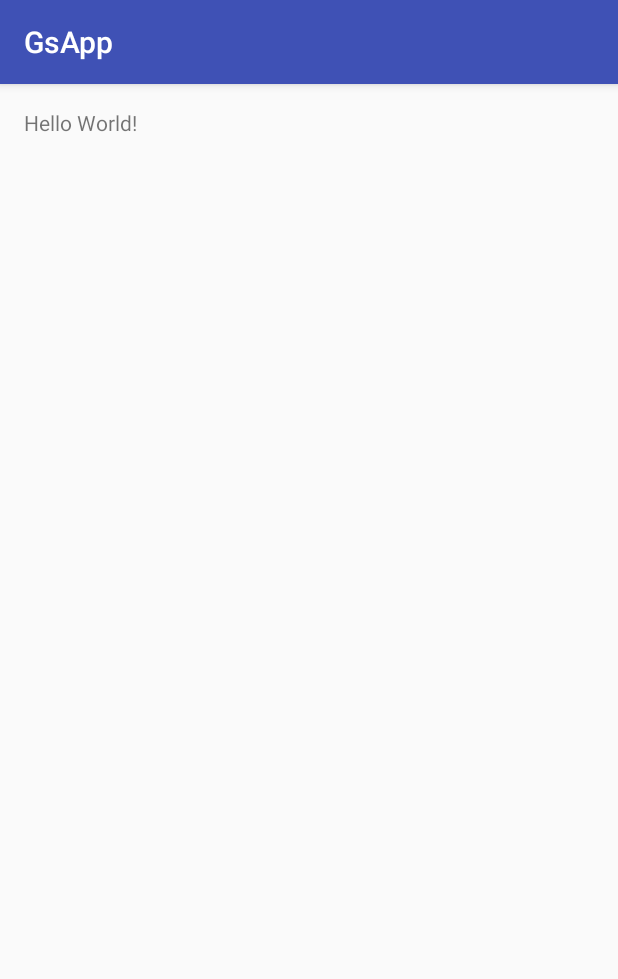
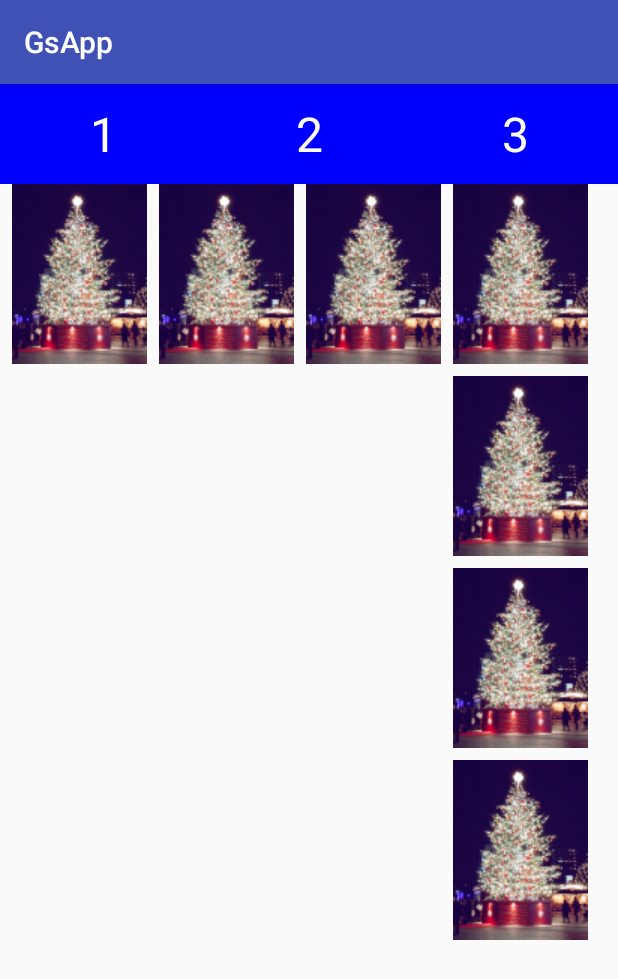
Before and after one commit to miyuki3/GsApp, an Android app: the screen it shows after launch (MainActivity), on a phone screen of 412 x 824 dp. Shown: the top 979 px of the screen. Run offline under Robolectric (Android 15) with nearby library versions, the phone set to English and light mode, and no system bars.

Commit message:
レイアウト仮までできた

```diff
--- a/GsApp/app/src/main/res/layout/activity_main.xml
+++ b/GsApp/app/src/main/res/layout/activity_main.xml
@@ -1,17 +1,129 @@
 <?xml version="1.0" encoding="utf-8"?>
-<RelativeLayout xmlns:android="http://schemas.android.com/apk/res/android"
-    xmlns:tools="http://schemas.android.com/tools"
-    android:id="@+id/activity_main"
-    android:layout_width="match_parent"
-    android:layout_height="match_parent"
-    android:paddingBottom="@dimen/activity_vertical_margin"
-    android:paddingLeft="@dimen/activity_horizontal_margin"
-    android:paddingRight="@dimen/activity_horizontal_margin"
-    android:paddingTop="@dimen/activity_vertical_margin"
-    tools:context="com.gashfara.miyuki.gsapp.MainActivity">
+<LinearLayout xmlns:android="http://schemas.android.com/apk/res/android"
+    android:orientation="vertical"
+    android:layout_width="fill_parent"
+    android:layout_height="fill_parent">
+        <LinearLayout
+            android:layout_width="match_parent"
+            android:layout_height="wrap_content"
+            android:orientation="horizontal">
 
-    <TextView
-        android:layout_width="wrap_content"
-        android:layout_height="wrap_content"
-        android:text="Hello World!" />
-</RelativeLayout>
+            <TextView
+                android:layout_width="fill_parent"
+                android:layout_height="100px"
+                android:text="1"
+                android:textSize="32sp"
+                android:textColor="#fff"
+                android:gravity="center"
+                android:background="#0000ff"
+                android:layout_weight="1"
+                />
+            <TextView
+                android:layout_width="fill_parent"
+                android:layout_height="100px"
+                android:text="2"
+                android:textSize="32sp"
+                android:textColor="#fff"
+                android:gravity="center"
+                android:background="#0000ff"
+                android:layout_weight="1"
+                />
+            <TextView
+                android:layout_width="fill_parent"
+                android:layout_height="100px"
+                android:text="3"
+                android:textSize="32sp"
+                android:textColor="#fff"
+                android:gravity="center"
+                android:background="#0000ff"
+                android:layout_weight="1"
+                />
+
+        </LinearLayout>
+
+            <ScrollView
+                android:layout_width="match_parent"
+                android:layout_height="wrap_content">
+
+                <LinearLayout
+                android:layout_width="match_parent"
+                android:layout_height="wrap_content">
+
+                    <GridLayout
+                    android:layout_width="wrap_content"
+                    android:layout_height="wrap_content"
+                    android:layout_gravity="center_vertical"
+                    android:paddingLeft="8dp"
+                    android:paddingRight="8dp"
+                    android:columnCount="4"
+                    android:rowCount="4">
+
+                    <ImageView
+                        android:id="@+id/gallery01"
+                        android:src="@drawable/sIMG_4803"
+                        android:layout_column="0"
+                        android:layout_row="0"
+                        android:layout_marginRight="8dp"
+                        android:layout_marginBottom="8dp"
+                        android:layout_gravity="center"
+                        android:scaleType="fitCenter"/>
+                    <ImageView
+                        android:id="@+id/gallery02"
+                        android:src="@drawable/sIMG_4803"
+                        android:layout_column="1"
+                        android:layout_row="0"
+                        android:layout_marginRight="8dp"
+                        android:layout_marginBottom="8dp"
+                        android:layout_gravity="center"
+                        android:scaleType="fitCenter"/>
+
+                    <ImageView
+                        android:id="@+id/gallery03"
+                        android:src="@drawable/sIMG_4803"
+                        android:layout_column="2"
+                        android:layout_row="0"
+                        android:layout_marginRight="8dp"
+                        android:layout_marginBottom="8dp"
+                        android:layout_gravity="center"
+                        android:scaleType="fitCenter"/>
+
+                    <ImageView
+                        android:id="@+id/gallery04"
+                        android:src="@drawable/sIMG_4803"
+                        android:layout_column="3"
+                        android:layout_row="0"
+                        android:layout_marginRight="8dp"
+                        android:layout_marginBottom="8dp"
+                        android:layout_gravity="center"
+                        android:scaleType="fitCenter"/>
+                    <ImageView
+                        android:id="@+id/gallery05"
+                        android:src="@drawable/sIMG_4803"
+                        android:layout_column="3"
+                        android:layout_row="1"
+                        android:layout_marginRight="8dp"
+                        android:layout_marginBottom="8dp"
+                        android:layout_gravity="center"
+                        android:scaleType="fitCenter"/>
+                    <ImageView
+                        android:id="@+id/gallery06"
+                        android:src="@drawable/sIMG_4803"
+                        android:layout_column="3"
+                        android:layout_row="2"
+                        android:layout_marginRight="8dp"
+                        android:layout_marginBottom="8dp"
+                        android:layout_gravity="center"
+                        android:scaleType="fitCenter"/>
+                    <ImageView
+                        android:id="@+id/gallery07"
+                        android:src="@drawable/sIMG_4803"
+                        android:layout_column="3"
+                        android:layout_row="3"
+                        android:layout_marginRight="8dp"
+                        android:layout_marginBottom="8dp"
+                        android:layout_gravity="center"
+                        android:scaleType="fitCenter"/>
+                    </GridLayout>
+                </LinearLayout>
+            </ScrollView>
+</LinearLayout>
```
Also changed, not shown: GsApp/app/src/main/res/drawable/DarthVader-48.png (added), GsApp/app/src/main/res/drawable/IMG_4803.JPG (added), GsApp/app/src/main/res/drawable/Lightsaber-48.png (added), GsApp/app/src/main/res/drawable/R2-D2-48.png (added), GsApp/app/src/main/res/drawable/sIMG_4803.jpg (added).
